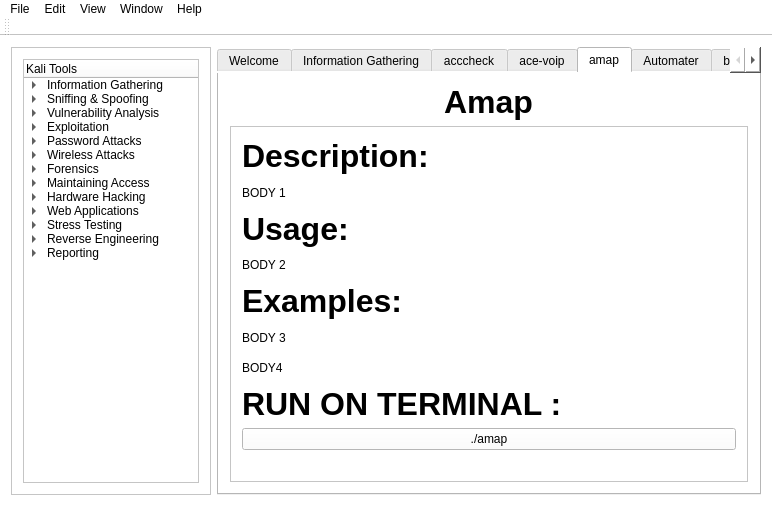
Before: the Qt Designer form mainwindow.ui in ericholguin/CyberSecurityApp, drawn with Qt 5.
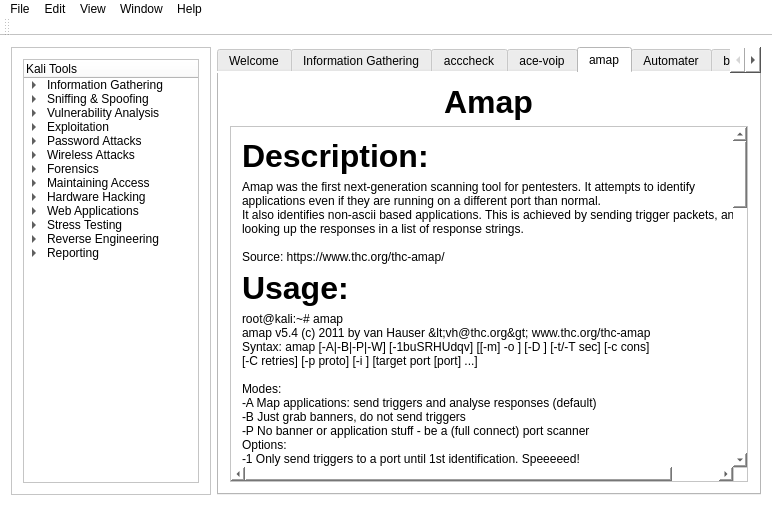
After: the same form once the commit is applied. The open tabs and pages were chosen to show the change.

```diff
--- a/mainwindow.ui
+++ b/mainwindow.ui
@@ -2749,8 +2749,8 @@
             <rect>
              <x>0</x>
              <y>0</y>
-             <width>525</width>
-             <height>366</height>
+             <width>508</width>
+             <height>1493</height>
             </rect>
            </property>
            <layout class="QGridLayout" name="gridLayout_7">
@@ -2794,14 +2794,71 @@
             <item row="5" column="0">
              <widget class="QLabel" name="amapB3">
               <property name="text">
-               <string>BODY 3</string>
+               <string>root@kali:~# amap -bqv 192.168.1.15 80
+Using trigger file /etc/amap/appdefs.trig ... loaded 30 triggers
+Using response file /etc/amap/appdefs.resp ... loaded 346 responses
+Using trigger file /etc/amap/appdefs.rpc ... loaded 450 triggers
+
+amap v5.4 (www.thc.org/thc-amap) started at 2014-05-13 19:07:16 - APPLICATION MAPPING mode
+
+Total amount of tasks to perform in plain connect mode: 23
+Protocol on 192.168.1.15:80/tcp (by trigger ssl) matches http - banner: 
+
+501 Method Not Implemented
+
+
+&lt;h1&gt;Method Not Implemented&lt;/h1&gt;
+
+
+
+to /index.html not supported.
+
+
+
+
+
+
+&lt;hr /&gt;
+
+
+
+
+&lt;address&gt;Apache/2.2.22 (Debian) Server at 12
+Protocol on 192.168.1.15:80/tcp (by trigger ssl) matches http-apache-2 - banner: 
+
+501 Method Not Implemented
+
+&lt;/address&gt;
+&lt;h1&gt;Method Not Implemented&lt;/h1&gt;
+
+
+
+to /index.html not supported.
+
+
+
+
+
+
+&lt;hr /&gt;
+
+
+
+
+&lt;address&gt;Apache/2.2.22 (Debian) Server at 12
+Waiting for timeout on 19 connections ...&lt;/address&gt;amap v5.4 finished at 2014-05-13 19:07:22</string>
               </property>
              </widget>
             </item>
             <item row="1" column="0">
              <widget class="QLabel" name="amapB1">
               <property name="text">
-               <string>BODY 1</string>
+               <string>Amap was the first next-generation scanning tool for pentesters. It attempts to identify 
+applications even if they are running on a different port than normal.
+It also identifies non-ascii based applications. This is achieved by sending trigger packets, and 
+looking up the responses in a list of response strings.
+
+Source: https://www.thc.org/thc-amap/</string>
               </property>
              </widget>
             </item>
@@ -2836,7 +2893,40 @@
             <item row="3" column="0">
              <widget class="QLabel" name="amapB2">
               <property name="text">
-               <string>BODY 2</string>
+               <string>root@kali:~# amap
+amap v5.4 (c) 2011 by van Hauser &amp;lt;vh@thc.org&amp;gt; www.thc.org/thc-amap
+Syntax: amap [-A|-B|-P|-W] [-1buSRHUdqv] [[-m] -o ] [-D ] [-t/-T sec] [-c cons] 
+[-C retries] [-p proto] [-i ] [target port [port] ...]
+
+Modes:
+-A Map applications: send triggers and analyse responses (default)
+-B Just grab banners, do not send triggers
+-P No banner or application stuff - be a (full connect) port scanner
+Options:
+-1 Only send triggers to a port until 1st identification. Speeeeed!
+-6 Use IPv6 instead of IPv4
+-b Print ascii banner of responses
+-i FILE Nmap machine readable outputfile to read ports from
+-u Ports specified on commandline are UDP (default is TCP)
+-R Do NOT identify RPC service
+-H Do NOT send application triggers marked as potentially harmful
+-U Do NOT dump unrecognised responses (better for scripting)
+-d Dump all responses
+-v Verbose mode, use twice (or more!) for debug (not recommended :-)
+-q Do not report closed ports, and do not print them as unidentified
+-o FILE [-m] Write output to file FILE, -m creates machine readable output
+-c CONS Amount of parallel connections to make (default 32, max 256)
+-C RETRIES Number of reconnects on connect timeouts (see -T) (default 3)
+-T SEC Connect timeout on connection attempts in seconds (default 5)
+-t SEC Response wait timeout in seconds (default 5)
+-p PROTO Only send triggers for this protocol (e.g. ftp)
+TARGET PORT The target address and port(s) to scan (additional to -i)
+
+amap is a tool to identify application protocols on target ports.
+
+Note: this version was NOT compiled with SSL support!
+Usage hint: Options &quot;-bqv&quot; are recommended, add &quot;-1&quot; for fast/rush checks.
+</string>
               </property>
              </widget>
             </item>
```
Left out of the diff: 123 changed lines with no effect on the pictures.
